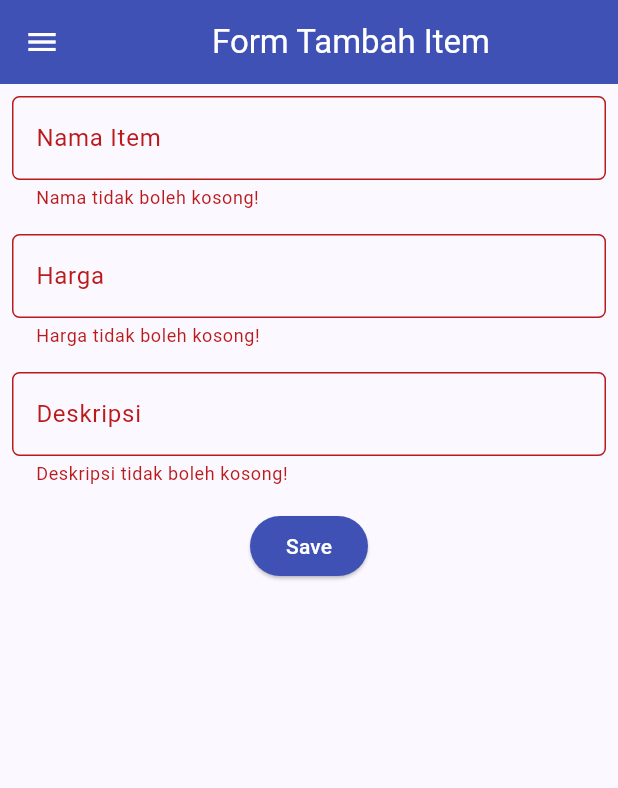
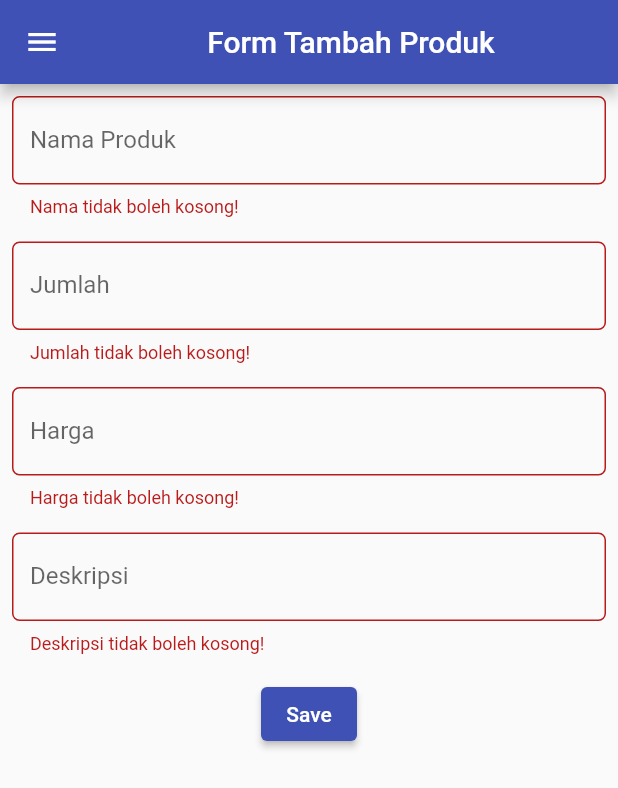
Before and after one commit to syifakaffa/smart_waroeng_mobile, a Flutter app: the ShopFormPage screen opened directly, after a tap on "Save", on a phone screen of 412 x 824 dp. Shown: the top 788 px of the screen. Run offline on Flutter 3.47's test engine with Material 2 defaults, Android fonts, the phone set to English and light mode, and no system bars.

Commit message:
selesai mengerjakan bonus tugas 8

```diff
--- a/lib/main.dart
+++ b/lib/main.dart
@@ -1,6 +1,8 @@
 import 'package:flutter/material.dart';
 import 'package:smart_waroeng/screens/menu.dart';
+import 'package:smart_waroeng/widgets/model.dart';
 
+List<Barang> modelList = [];
 void main() {
   runApp(const MyApp());
 }
@@ -12,7 +14,7 @@ class MyApp extends StatelessWidget {
   @override
   Widget build(BuildContext context) {
     return MaterialApp(
-      title: 'Flutter Demo',
+      title: 'Smart Waroeng',
       theme: ThemeData(
         // This is the theme of your application.
         //
@@ -30,8 +32,6 @@ class MyApp extends StatelessWidget {
         // This works for code too, not just values: Most code changes can be
         // tested with just a hot reload.
         colorScheme: ColorScheme.fromSeed(seedColor: Colors.indigo),
-
-        useMaterial3: true,
       ),
       home: MyHomePage()
     );
--- a/lib/screens/smartwaroeng_form.dart
+++ b/lib/screens/smartwaroeng_form.dart
@@ -1,6 +1,8 @@
 import 'package:flutter/material.dart';
 // Impor drawer yang sudah dibuat sebelumnya
 import 'package:smart_waroeng/widgets/left_drawer.dart';
+import 'package:smart_waroeng/widgets/model.dart';
+import 'package:smart_waroeng/main.dart';
 
 class ShopFormPage extends StatefulWidget {
   const ShopFormPage({super.key});
@@ -11,8 +13,10 @@ class ShopFormPage extends StatefulWidget {
 
 class _ShopFormPageState extends State<ShopFormPage> {
   final _formKey = GlobalKey<FormState>();
-  String _name = "";
+  String _product_name = "";
+  int _productamount = 0;
   int _price = 0;
+  DateTime _date_in = DateTime.now();
   String _description = "";
   @override
   Widget build(BuildContext context) {
@@ -20,13 +24,12 @@ class _ShopFormPageState extends State<ShopFormPage> {
       appBar: AppBar(
         title: const Center(
           child: Text(
-                'Form Tambah Item',
+            'Form Tambah Produk',
           ),
         ),
         backgroundColor: Colors.indigo,
         foregroundColor: Colors.white,
       ),
-          // Tambahkan drawer yang sudah dibuat di sini
       drawer: const LeftDrawer(),
       body: Form(
         key: _formKey,
@@ -38,20 +41,46 @@ class _ShopFormPageState extends State<ShopFormPage> {
                 padding: const EdgeInsets.all(8.0),
                 child: TextFormField(
                   decoration: InputDecoration(
-                        hintText: "Nama Item",
-                        labelText: "Nama Item",
+                    hintText: "Nama Produk",
+                    labelText: "Nama Produk",
                     border: OutlineInputBorder(
                       borderRadius: BorderRadius.circular(5.0),
                     ),
                   ),
                   onChanged: (String? value) {
                     setState(() {
-                          _name = value!;
+                      _product_name = value!;
                     });
                   },
                   validator: (String? value) {
                     if (value == null || value.isEmpty) {
                       return "Nama tidak boleh kosong!";
+                    }
+                    return null;
+                  },
+                ),
+              ),
+              Padding(
+                padding: const EdgeInsets.all(8.0),
+                child: TextFormField(
+                  decoration: InputDecoration(
+                    hintText: "Jumlah",
+                    labelText: "Jumlah",
+                    border: OutlineInputBorder(
+                      borderRadius: BorderRadius.circular(5.0),
+                    ),
+                  ),
+                  onChanged: (String? value) {
+                    setState(() {
+                      _productamount = int.parse(value!);
+                    });
+                  },
+                  validator: (String? value) {
+                    if (value == null || value.isEmpty) {
+                      return "Jumlah tidak boleh kosong!";
+                    }
+                    if (int.tryParse(value) == null) {
+                      return "Jumlah harus berupa angka!";
                     }
                     return null;
                   },
@@ -67,7 +96,6 @@ class _ShopFormPageState extends State<ShopFormPage> {
                       borderRadius: BorderRadius.circular(5.0),
                     ),
                   ),
-                    // Tambahkan variabel yang sesuai (_price)
                   onChanged: (String? value) {
                     setState(() {
                       _price = int.parse(value!);
@@ -96,7 +124,6 @@ class _ShopFormPageState extends State<ShopFormPage> {
                   ),
                   onChanged: (String? value) {
                     setState(() {
-                        // Tambahkan variabel yang sesuai (_description)
                       _description = value!;
                     });
                   },
@@ -114,25 +141,31 @@ class _ShopFormPageState extends State<ShopFormPage> {
                   padding: const EdgeInsets.all(8.0),
                   child: ElevatedButton(
                     style: ButtonStyle(
-                        backgroundColor:
-                            MaterialStateProperty.all(Colors.indigo),
+                      backgroundColor: MaterialStateProperty.all(Colors.indigo),
                     ),
                     onPressed: () {
                       if (_formKey.currentState!.validate()) {
+                        Barang newProduct = Barang(
+                          productName: _product_name,
+                          productAmount: _productamount,
+                          price: _price,
+                          dateIn: _date_in,
+                          description: _description,
+                        );
+                        modelList.add(newProduct);
                         showDialog(
                           context: context,
                           builder: (context) {
                             return AlertDialog(
-                                title: const Text('Item berhasil tersimpan'),
+                              title: const Text('Produk berhasil tersimpan'),
                               content: SingleChildScrollView(
                                 child: Column(
-                                    crossAxisAlignment:
-                                        CrossAxisAlignment.start,
+                                  crossAxisAlignment: CrossAxisAlignment.start,
                                   children: [
-                                      Text('Nama: $_name'),
-                                      // Munculkan value-value lainnya
-                                      Text('Price: $_price'),
-                                      Text('Description: $_description')
+                                    Text('Nama: $_product_name'),
+                                    Text('Jumlah: $_productamount'),
+                                    Text('Harga: $_price'),
+                                    Text('Deskripsi: $_description'),
                                   ],
                                 ),
                               ),
@@ -140,6 +173,7 @@ class _ShopFormPageState extends State<ShopFormPage> {
                                 TextButton(
                                   child: const Text('OK'),
                                   onPressed: () {
+                                    Navigator.pop(context);
                                     Navigator.pop(context);
                                   },
                                 ),
@@ -157,7 +191,8 @@ class _ShopFormPageState extends State<ShopFormPage> {
                   ),
                 ),
               ),
-              ]),
+            ],
+          ),
         ),
       ),
     );
--- a/lib/widgets/left_drawer.dart
+++ b/lib/widgets/left_drawer.dart
@@ -1,6 +1,7 @@
 import 'package:flutter/material.dart';
 import 'package:smart_waroeng/screens/menu.dart';
 import 'package:smart_waroeng/screens/smartwaroeng_form.dart';
+import 'package:smart_waroeng/screens/lihat_item.dart';
 
 class LeftDrawer extends StatelessWidget {
   const LeftDrawer({super.key});
@@ -11,7 +12,6 @@ class LeftDrawer extends StatelessWidget {
       child: ListView(
         children: [
           const DrawerHeader(
-            // Bagian drawer header
             decoration: BoxDecoration(
               color: Colors.indigo,
             ),
@@ -27,19 +27,18 @@ class LeftDrawer extends StatelessWidget {
                   ),
                 ),
                 Padding(padding: EdgeInsets.all(10)),
-                Text("Catat stok barang tokomu di sini!",
-                    // Tambahkan gaya teks dengan center alignment, font ukuran 15, warna putih, dan weight biasa
-                    textAlign: TextAlign.center,
-                    style: TextStyle(
-                      fontSize: 15,
-                      color: Colors.white,
-                      fontWeight: FontWeight.normal,
-                    ),
+                Text(
+                  "Catat seluruh stok tokomu disini!",
+                  style:  TextStyle(
+                    fontSize: 15,
+                    color:  Colors.white,
+                    fontWeight:  FontWeight.normal,
+                  ),
+                  textAlign: TextAlign.center,
                 ),
               ],
             ),
           ),
-          // Bagian routing
           ListTile(
             leading: const Icon(Icons.home_outlined),
             title: const Text('Halaman Utama'),
@@ -57,14 +56,22 @@ class LeftDrawer extends StatelessWidget {
             title: const Text('Tambah Produk'),
             // Bagian redirection ke ShopFormPage
             onTap: () {
-              /*
-              Buatlah routing ke ShopFormPage di sini,
-              setelah halaman ShopFormPage sudah dibuat.
-              */
-              Navigator.pushReplacement(
+              Navigator.push(
                   context,
                   MaterialPageRoute(
-                    builder: (context) => ShopFormPage(),
+                    builder: (context) => const ShopFormPage(),
+                  ));
+            },
+          ),
+          ListTile(
+            leading: const Icon(Icons.checklist),
+            title: const Text('Lihat Semua Produk'),
+            // Bagian redirection ke ShopFormPage
+            onTap: () {
+              Navigator.push(
+                  context,
+                  MaterialPageRoute(
+                    builder: (context) => const LihatItem(),
                   ));
             },
           ),
--- /dev/null
+++ b/lib/widgets/model.dart
@@ -0,0 +1,14 @@
+class Barang {
+  String productName;
+  int productAmount;
+  int price;
+  DateTime dateIn;
+  String description;
+  Barang({
+    required this.productName,
+    required this.productAmount,
+    required this.price,
+    required this.dateIn,
+    required this.description,
+  });
+}
```
Also changed, not shown: lib/screens/lihat_item.dart (added, +47 -0 lines), lib/screens/menu.dart (+3 -16 lines), lib/widgets/shop_card.dart (+7 -7 lines). Lines whose indentation alone changed are shown as unchanged.
